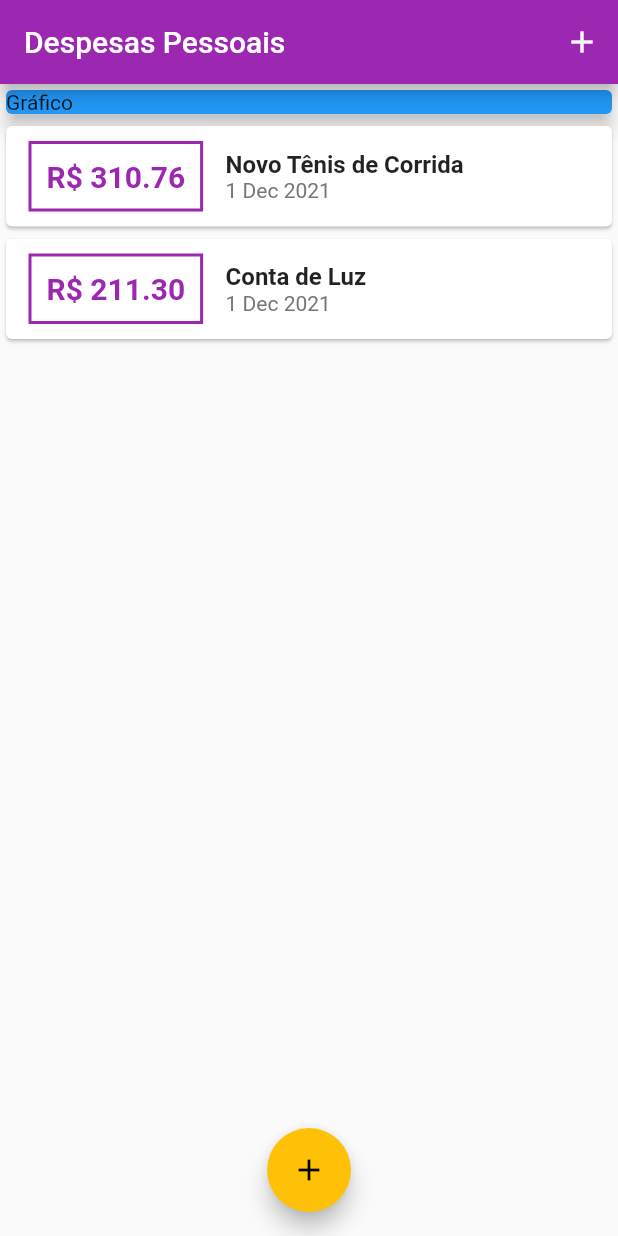
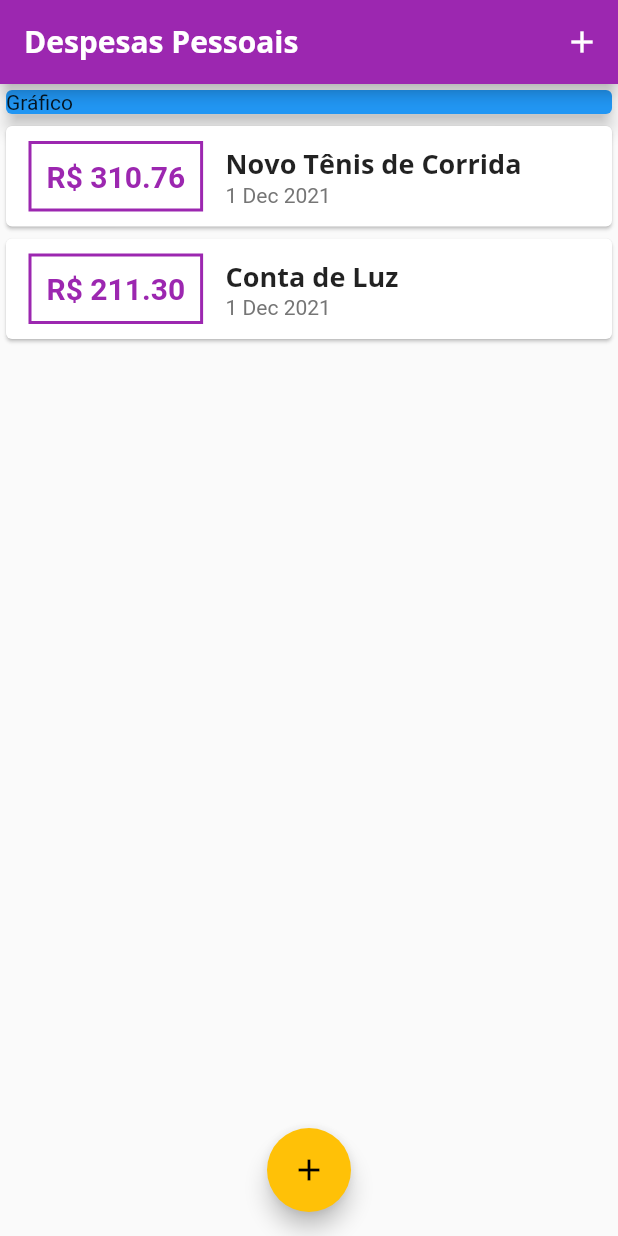
Before and after one commit to adhmattheus/Flutter, a Flutter app: the screen it shows after launch, on a phone screen of 412 x 824 dp. Run offline on Flutter 3.47's test engine with Material 2 defaults, Android fonts, the phone set to English and light mode, and no system bars.

Commit message:
add custom fonts

```diff
--- a/app_expenses/lib/components/transaction_list.dart
+++ b/app_expenses/lib/components/transaction_list.dart
@@ -46,10 +46,7 @@ class TransactionList extends StatelessWidget {
                   children: <Widget>[
                     Text(
                       tr.title,
-                      style: const TextStyle(
-                        fontSize: 16,
-                        fontWeight: FontWeight.bold,
-                      ),
+                      style: Theme.of(context).textTheme.headline6,
                     ),
                     Text(
                       DateFormat('d MMM y').format(tr.date),
--- a/app_expenses/lib/main.dart
+++ b/app_expenses/lib/main.dart
@@ -14,11 +14,28 @@ class ExpensesApp extends StatelessWidget {
   @override
   Widget build(BuildContext context) {
     return MaterialApp(
-        home: MyHomePage(),
-        theme: ThemeData(
-          primarySwatch: Colors.purple,
-          accentColor: Colors.amber,
-        ));
+      home: MyHomePage(),
+      theme: ThemeData(
+        primarySwatch: Colors.purple,
+        accentColor: Colors.amber,
+        fontFamily: 'Quicksand',
+        textTheme: ThemeData.light().textTheme.copyWith(
+              headline6: TextStyle(
+                  fontFamily: 'OpenSans',
+                  fontSize: 18,
+                  fontWeight: FontWeight.bold),
+            ),
+        appBarTheme: AppBarTheme(
+          textTheme: ThemeData.light().textTheme.copyWith(
+                headline6: TextStyle(
+                  fontFamily: 'OpenSans',
+                  fontSize: 20,
+                  fontWeight: FontWeight.bold,
+                ),
+              ),
+        ),
+      ),
+    );
   }
 }
 
```
Also changed, not shown: app_expenses/pubspec.yaml (+11 -6 lines), app_expenses/assets/fonts/OpenSans-Bold.ttf (added), app_expenses/assets/fonts/OpenSans-Regular.ttf (added), app_expenses/assets/fonts/Quicksand-Bold.ttf (added), app_expenses/assets/fonts/Quicksand-Light.ttf (added), app_expenses/assets/fonts/Quicksand-Medium.ttf (added), app_expenses/assets/fonts/Quicksand-Regular.ttf (added).
